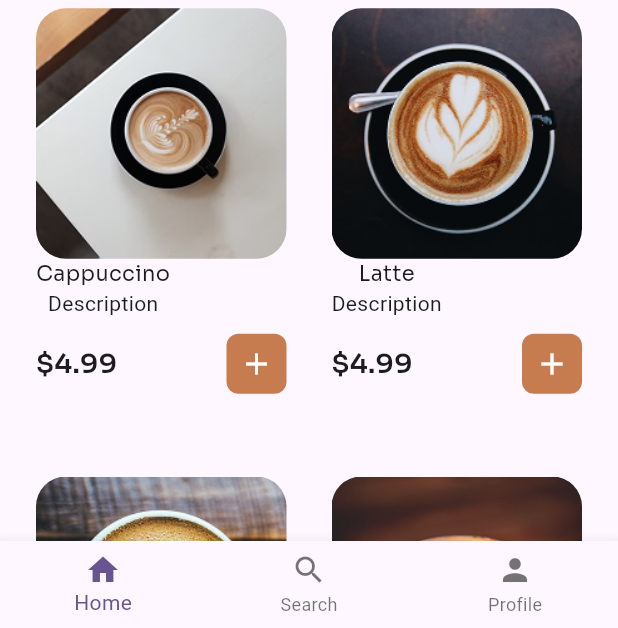
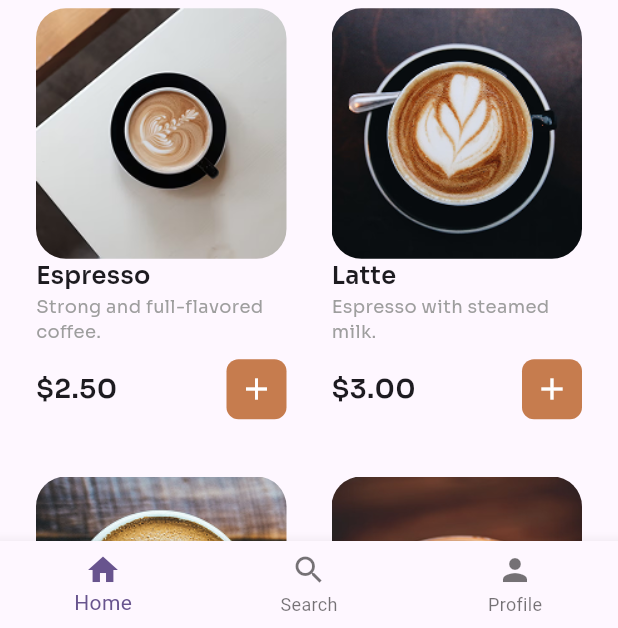
Before and after one commit to npcBerk/coffee_shop, a Flutter app: the screen it shows after launch, on a phone screen of 412 x 824 dp, the part 608-1236 px from its top. Run offline on Flutter 3.47's test engine with Material 3 defaults, Android fonts, the phone set to English and light mode, and no system bars; our stand-ins replace freezed_annotation, google_fonts, hexcolor.

Commit message:
Created Test seeds.
Replace those seeds with dummy data in gridview which generates coffe item.

Closes #2

```diff
--- a/lib/data/models/coffee_model.dart
+++ b/lib/data/models/coffee_model.dart
@@ -8,11 +8,11 @@ class CoffeeModel with _$CoffeeModel {
   // ignore: invalid_annotation_target
   @JsonSerializable(explicitToJson: true)
   const factory CoffeeModel({
-    String? id,
+    int? id,
     String? title,
     String? description,
     String? category,
-    double? pricse,
+    double? price,
     String? imageUrl,
   }) = _CoffeeModel;
 
--- /dev/null
+++ b/lib/data/seeds/test_seed.dart
@@ -0,0 +1,88 @@
+import 'package:coffee_shop/data/models/coffee_model.dart';
+
+class TestSeed {
+  static List<CoffeeModel> generateCoffeeModels() {
+    return [
+      CoffeeModel(
+        id: 1,
+        title: 'Espresso',
+        description: 'Strong and full-flavored coffee.',
+        category: 'Espresso',
+        price: 2.5,
+        imageUrl: 'lib/core/assets/images/img_coffee_1.png',
+      ),
+      CoffeeModel(
+        id: 2,
+        title: 'Latte',
+        description: 'Espresso with steamed milk.',
+        category: 'Espresso',
+        price: 3.0,
+        imageUrl: 'lib/core/assets/images/img_coffee_2.png',
+      ),
+      CoffeeModel(
+        id: 3,
+        title: 'Cappuccino',
+        description: 'Espresso with milk foam.',
+        category: 'Espresso',
+        price: 3.5,
+        imageUrl: 'lib/core/assets/images/img_coffee_3.png',
+      ),
+      CoffeeModel(
+        id: 4,
+        title: 'Americano',
+        description: 'Espresso with hot water.',
+        category: 'Espresso',
+        price: 2.0,
+        imageUrl: 'lib/core/assets/images/img_coffee_4.png',
+      ),
+      CoffeeModel(
+        id: 5,
+        title: 'Mocha',
+        description: 'Chocolate-flavored latte.',
+        category: 'Espresso',
+        price: 3.5,
+        imageUrl: 'lib/core/assets/images/img_coffee_5.png',
+      ),
+      CoffeeModel(
+        id: 6,
+        title: 'Macchiato',
+        description: 'Espresso with foamed milk.',
+        category: 'Espresso',
+        price: 3.0,
+        imageUrl: 'lib/core/assets/images/img_coffee_1.png',
+      ),
+      CoffeeModel(
+        id: 7,
+        title: 'Flat White',
+        description: 'Espresso with microfoam.',
+        category: 'Espresso',
+        price: 3.0,
+        imageUrl: 'lib/core/assets/images/img_coffee_2.png',
+      ),
+      CoffeeModel(
+        id: 8,
+        title: 'Affogato',
+        description: 'Espresso over ice cream.',
+        category: 'Espresso',
+        price: 4.0,
+        imageUrl: 'lib/core/assets/images/img_coffee_3.png',
+      ),
+      CoffeeModel(
+        id: 9,
+        title: 'Irish Coffee',
+        description: 'Coffee with whiskey and cream.',
+        category: 'Specialty',
+        price: 5.0,
+        imageUrl: 'lib/core/assets/images/img_coffee_4.png',
+      ),
+      CoffeeModel(
+        id: 10,
+        title: 'Turkish Coffee',
+        description: 'Finely ground coffee.',
+        category: 'Traditional',
+        price: 2.5,
+        imageUrl: 'lib/core/assets/images/img_coffee_5.png',
+      ),
+    ];
+  }
+}
--- a/lib/presentation/screens/home_screen.dart
+++ b/lib/presentation/screens/home_screen.dart
@@ -1,4 +1,6 @@
 import 'package:coffee_shop/core/constants/colors.dart';
+import 'package:coffee_shop/data/seeds/test_seed.dart';
+import 'package:coffee_shop/presentation/widgets/coffee_item.dart';
 import 'package:coffee_shop/presentation/widgets/home_top.dart';
 import 'package:flutter/material.dart';
 import 'package:google_fonts/google_fonts.dart';
@@ -8,13 +10,7 @@ class HomeScreen extends StatelessWidget {
 
   @override
   Widget build(BuildContext context) {
-    List<String> coffeeTypes = [
-      "Cappuccino",
-      "Latte",
-      "Americano",
-      "Espresso",
-      "Mocha",
-    ];
+    final coffees = TestSeed.generateCoffeeModels();
 
     double deviceWidth = MediaQuery.of(context).size.width;
     double deviceHeight = MediaQuery.of(context).size.height;
@@ -53,7 +49,7 @@ class HomeScreen extends StatelessWidget {
                     SizedBox(
                       //TODO: burada category_list widget'ı Sized box'ı kapsamalı mı?
                       height: 40,
-                      child: category_list(),
+                      child: CategoryList(),
                     ),
                     Expanded(
                       child: LayoutBuilder(
@@ -67,12 +63,11 @@ class HomeScreen extends StatelessWidget {
                                   mainAxisSpacing: 20,
                                   childAspectRatio: 4 / 7,
                                 ),
-                            itemCount: 5,
+                            itemCount: coffees.length,
                             itemBuilder: (context, index) {
-                              return CofffeeItem(
-                                coffeeTypes: coffeeTypes,
+                              return CoffeeItem(
                                 index: index,
-                              );
+                              ); //TODO: Burada içeriye coffees verilebilir. Performans açısından düşünülebilir.
                             },
                           );
                         },
@@ -96,73 +91,8 @@ class HomeScreen extends StatelessWidget {
   }
 }
 
-class CofffeeItem extends StatelessWidget {
-  const CofffeeItem({
-    super.key,
-    required this.coffeeTypes,
-    required this.index,
-  });
-
-  final List<String> coffeeTypes; //kalkacak
-  final int index;
-
-  @override
-  Widget build(BuildContext context) {
-    return Container(
-      child: Column(
-        children: [
-          ClipRRect(
-            borderRadius: BorderRadius.circular(20),
-            child: Image.asset(
-              "lib/core/assets/images/img_coffee_${index + 1}.png",
-              fit: BoxFit.cover,
-            ),
-          ),
-          Column(
-            crossAxisAlignment: CrossAxisAlignment.start,
-            children: [
-              Column(
-                children: [
-                  Text(
-                    coffeeTypes[index],
-                    style: GoogleFonts.sora(fontSize: 14),
-                  ),
-                  Text("Description"),
-                ],
-              ),
-              SizedBox(height: 10),
-              Row(
-                mainAxisAlignment: MainAxisAlignment.spaceBetween,
-                children: [
-                  Text(
-                    "\$4.99",
-                    style: GoogleFonts.sora(
-                      fontSize: 18,
-                      fontWeight: FontWeight.w600,
-                    ),
-                  ),
-                  Container(
-                    decoration: BoxDecoration(
-                      borderRadius: BorderRadius.circular(8),
-                      color: AppColors.color1,
-                    ),
-                    child: Padding(
-                      padding: const EdgeInsets.all(8.0),
-                      child: Icon(Icons.add, color: Colors.white),
-                    ),
-                  ),
-                ],
-              ),
-            ],
-          ),
-        ],
-      ),
-    );
-  }
-}
-
-class category_list extends StatelessWidget {
-  const category_list({super.key});
+class CategoryList extends StatelessWidget {
+  const CategoryList({super.key});
 
   @override
   Widget build(BuildContext context) {
--- /dev/null
+++ b/lib/presentation/widgets/coffee_item.dart
@@ -0,0 +1,149 @@
+import 'package:coffee_shop/core/constants/colors.dart';
+import 'package:coffee_shop/data/seeds/test_seed.dart';
+import 'package:flutter/material.dart';
+import 'package:google_fonts/google_fonts.dart';
+
+class CoffeeItem extends StatelessWidget {
+  const CoffeeItem({super.key, required this.index});
+
+  final int index;
+
+  @override
+  Widget build(BuildContext context) {
+    final coffeeModels = TestSeed.generateCoffeeModels();
+    final coffee = coffeeModels[index];
+
+    return Column(
+      children: [
+        ClipRRect(
+          borderRadius: BorderRadius.circular(20),
+          child: Image.asset(coffee.imageUrl ?? '', fit: BoxFit.cover),
+        ),
+        Column(
+          children: [
+            Column(
+              crossAxisAlignment: CrossAxisAlignment.start,
+              children: [
+                Text(
+                  coffee.title ?? '',
+                  style: GoogleFonts.sora(
+                    fontSize: 16,
+                    fontWeight: FontWeight.w600,
+                  ),
+                ),
+                //TODO: Description kısmında uzun bir description girili ise taşma oluyor, ya max length verilecek ya da esnek yapılacak. Fikrimce max lenght iyi gibi.
+                Text(
+                  coffee.description ?? '',
+                  style: GoogleFonts.sora(fontSize: 12, color: Colors.grey),
+                ),
+              ],
+            ),
+            SizedBox(height: 10),
+            Row(
+              mainAxisAlignment: MainAxisAlignment.spaceBetween,
+              children: [
+                Text(
+                  "\$${coffee.price?.toStringAsFixed(2) ?? '0.00'}",
+                  style: GoogleFonts.sora(
+                    fontSize: 18,
+                    fontWeight: FontWeight.w600,
+                  ),
+                ),
+                Container(
+                  decoration: BoxDecoration(
+                    borderRadius: BorderRadius.circular(8),
+                    color: AppColors.color1,
+                  ),
+                  child: Padding(
+                    padding: const EdgeInsets.all(8.0),
+                    child: Icon(Icons.add, color: Colors.white),
+                  ),
+                ),
+              ],
+            ),
+          ],
+        ),
+      ],
+    );
+  }
+}
+
+
+
+
+
+
+
+
+
+
+
+
+
+
+
+
+/* import 'package:coffee_shop/core/constants/colors.dart';
+import 'package:flutter/material.dart';
+import 'package:google_fonts/google_fonts.dart';
+
+class CofffeeItem extends StatelessWidget {
+  const CofffeeItem({
+    super.key,
+    required this.coffeeTypes,
+    required this.index,
+  });
+
+  final List<String> coffeeTypes; //kalkacak
+  final int index;
+
+  @override
+  Widget build(BuildContext context) {
+    return Column(
+      children: [
+        ClipRRect(
+          borderRadius: BorderRadius.circular(20),
+          child: Image.asset(
+            "lib/core/assets/images/img_coffee_${index + 1}.png",
+            fit: BoxFit.cover,
+          ),
+        ),
+        Column(
+          crossAxisAlignment: CrossAxisAlignment.start,
+          children: [
+            Column(
+              children: [
+                Text(coffeeTypes[index], style: GoogleFonts.sora(fontSize: 14)),
+                Text("Description"),
+              ],
+            ),
+            SizedBox(height: 10),
+            Row(
+              mainAxisAlignment: MainAxisAlignment.spaceBetween,
+              children: [
+                Text(
+                  "\$4.99",
+                  style: GoogleFonts.sora(
+                    fontSize: 18,
+                    fontWeight: FontWeight.w600,
+                  ),
+                ),
+                Container(
+                  decoration: BoxDecoration(
+                    borderRadius: BorderRadius.circular(8),
+                    color: AppColors.color1,
+                  ),
+                  child: Padding(
+                    padding: const EdgeInsets.all(8.0),
+                    child: Icon(Icons.add, color: Colors.white),
+                  ),
+                ),
+              ],
+            ),
+          ],
+        ),
+      ],
+    );
+  }
+}
+ */
```
Also changed, not shown: lib/data/models/coffee_model.freezed.dart, lib/data/models/coffee_model.g.dart.
